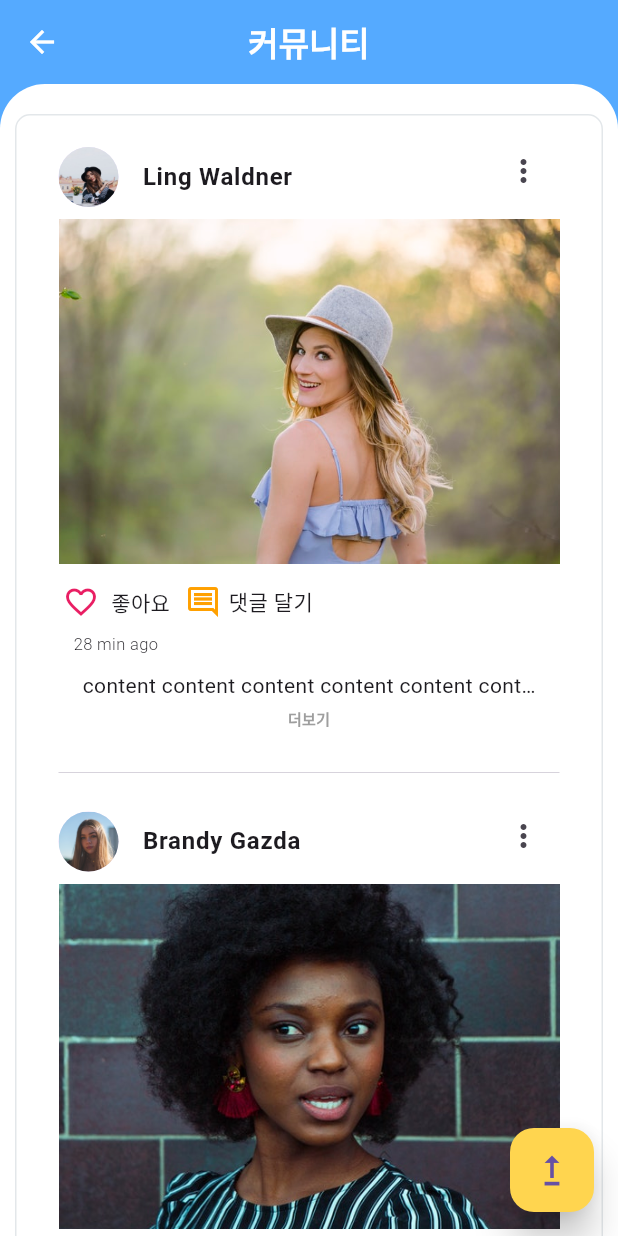
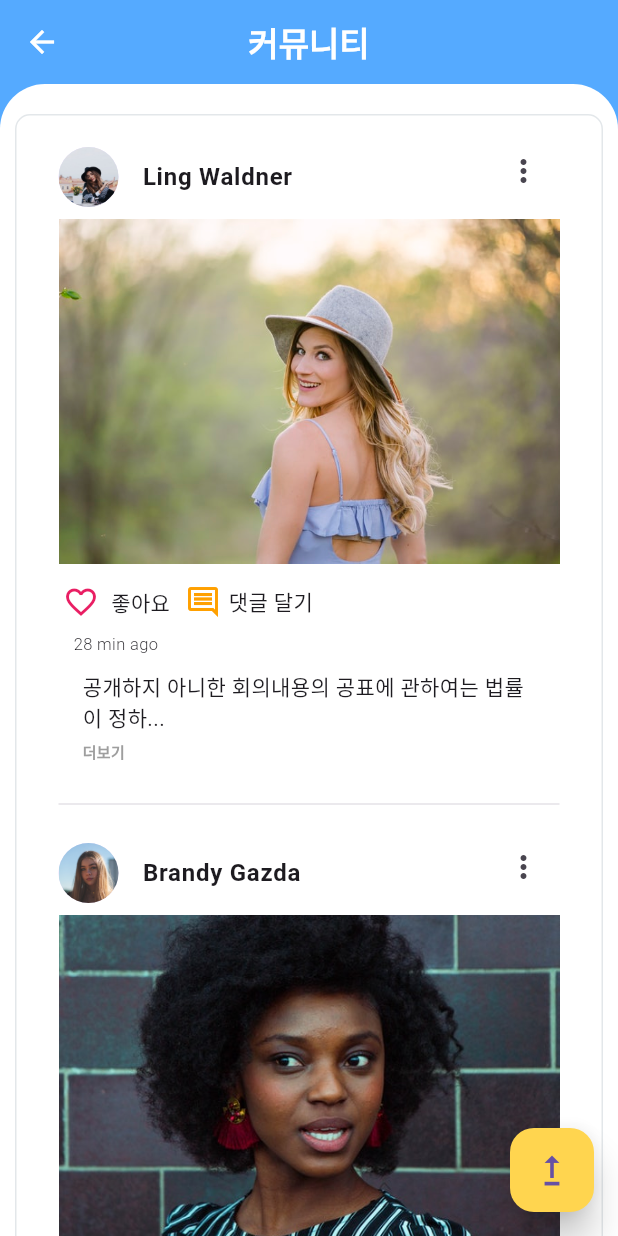
Before and after one commit to yunazz2/DreamAir_Flutter, a Flutter app: the BoardScreen screen opened directly, on a phone screen of 412 x 824 dp. Run offline on Flutter 3.47's test engine with Material 3 defaults, Android fonts, the phone set to English and light mode, and no system bars; drawn by our look-alikes of like_button; our stand-ins replace country_code_picker, dropdown_button2, flutter_credit_card, flutter_feather_icons, flutter_iconly, flutter_staggered_animations and 8 more; network calls fail; Roboto replaces fonts that are missing (Display); statements that could not run were skipped.

```diff
--- a/dreamair_flutter/lib/screen/board/social/views/widgets/post_item.dart
+++ b/dreamair_flutter/lib/screen/board/social/views/widgets/post_item.dart
@@ -149,11 +149,10 @@ class _PostItemState extends State<PostItem> {
             children: [
               Expanded(
                 child: Container(
-                    height: 50,
                   padding: const EdgeInsets.symmetric(horizontal: 8.0),
                   child: const Column(
                     children: [
-                        OverflowText(),
+                      OverflowText(text: '공개하지 아니한 회의내용의 공표에 관하여는 법률이 정하는 바에 의한다. 공개하지 아니한 회의내용의 공표에 관하여는 법률이 정하는 바에 의한다. '),
                     ],
                   ),
                 ),
--- a/dreamair_flutter/lib/screen/schedule/schedule.dart
+++ b/dreamair_flutter/lib/screen/schedule/schedule.dart
@@ -1,6 +1,4 @@
 class Schedule {
-
-  // 플라이 여부
   int? flightNo;
   String? flightName;
   int? routeNo;
@@ -12,7 +10,6 @@ class Schedule {
   String? destinationTime;
 
   Schedule(
-    // requried : 객체 생성 시, 필수로 전달해야할 값으로 지정
     {
       required this.flightNo,
       required this.flightName,
--- a/dreamair_flutter/lib/screen/widgets/overflow_text.dart
+++ b/dreamair_flutter/lib/screen/widgets/overflow_text.dart
@@ -1,44 +1,52 @@
-import 'package:flight_booking/screen/board/board_detail.dart';
 import 'package:flutter/material.dart';
 
-class OverflowText extends StatelessWidget {
-  const OverflowText({super.key});
+class OverflowText extends StatefulWidget {
+  final String text;
+
+  const OverflowText({Key? key, required this.text}) : super(key: key);
+
+  @override
+  _OverflowTextState createState() => _OverflowTextState();
+}
+
+class _OverflowTextState extends State<OverflowText> {
+  bool isExpanded = false;
 
   @override
   Widget build(BuildContext context) {
+    String displayText = isExpanded
+        ? widget.text
+        : (widget.text.length > 30 ? "${widget.text.substring(0, 30)}..." : widget.text);
+
     return Row(
       children: [
         Expanded(
           child: Container(
             padding: const EdgeInsets.symmetric(horizontal: 8.0),
-            child: GestureDetector(
-              onTap: () {
-                // "더 보기" 클릭 시 실행할 코드
-                Navigator.push(
-                  context,
-                  MaterialPageRoute(
-                    builder: (BuildContext context) => BoardDetail(),
-                  ),
-                );
-              },
-              child: const Column(
-                children: [
-                  SizedBox(height: 10),
-                  Text(
-                    "content content content content content content content content content content content content content",
-                    overflow: TextOverflow.ellipsis,
-                  ),
-                  SizedBox(height: 5),
-                  Text(
-                    "더보기",
-                    style: TextStyle(
+            child: Column(
+              crossAxisAlignment: CrossAxisAlignment.start,
+              children: [
+                const SizedBox(height: 10),
+                Text(
+                  displayText,
+                ),
+                const SizedBox(height: 5),
+                GestureDetector(
+                  onTap: () {
+                    setState(() {
+                      isExpanded = !isExpanded;
+                    });
+                  },
+                  child: Text(
+                    isExpanded ? "접기" : "더보기",
+                    style: const TextStyle(
                       color: Colors.grey,
                       fontWeight: FontWeight.bold,
-                      fontSize: 10
+                      fontSize: 10,
                     ),
                   ),
-                ],
-              ),
+                ),
+              ],
             ),
           ),
         ),
```
Also changed, not shown: dreamair_flutter/lib/screen/board/board_detail.dart (deleted, +0 -65 lines), dreamair_flutter/lib/screen/board/board_story copy.dart (deleted, +0 -164 lines), dreamair_flutter/lib/screen/board/board_story.dart (deleted, +0 -18 lines), dreamair_flutter/lib/screen/schedule/schedule_screen.dart (+84 -98 lines). Lines whose indentation alone changed are shown as unchanged.
